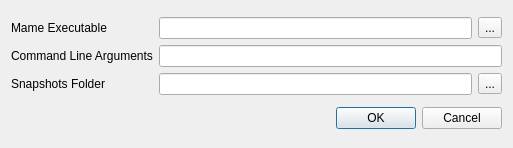
Old version of the form lightningmf_pk/config.ui in the repository nicolas-van/lightningmf.
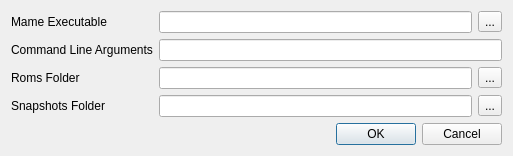
New version of the form.

Commit message: Added roms folder configuration + auto configuration on linux

```diff
--- a/lightningmf_pk/config.ui
+++ b/lightningmf_pk/config.ui
@@ -10,7 +10,7 @@
     <x>0</x>
     <y>0</y>
     <width>513</width>
-    <height>148</height>
+    <height>150</height>
    </rect>
   </property>
   <property name="windowTitle">
@@ -53,14 +53,14 @@
        </item>
       </layout>
      </item>
-     <item row="2" column="0">
+     <item row="3" column="0">
       <widget class="QLabel" name="label_3">
        <property name="text">
         <string>Snapshots Folder</string>
        </property>
       </widget>
      </item>
-     <item row="2" column="1">
+     <item row="3" column="1">
       <layout class="QHBoxLayout" name="horizontalLayout_2">
        <item>
         <widget class="QLineEdit" name="snapsInput"/>
@@ -74,6 +74,27 @@
        </item>
       </layout>
      </item>
+     <item row="2" column="0">
+      <widget class="QLabel" name="label_4">
+       <property name="text">
+        <string>Roms Folder</string>
+       </property>
+      </widget>
+     </item>
+     <item row="2" column="1">
+      <layout class="QHBoxLayout" name="horizontalLayout_3">
+       <item>
+        <widget class="QLineEdit" name="romsInput"/>
+       </item>
+       <item>
+        <widget class="QToolButton" name="romsButton">
+         <property name="text">
+          <string>...</string>
+         </property>
+        </widget>
+       </item>
+      </layout>
+     </item>
     </layout>
    </item>
    <item>
```
The commit also changes 1 other file.
